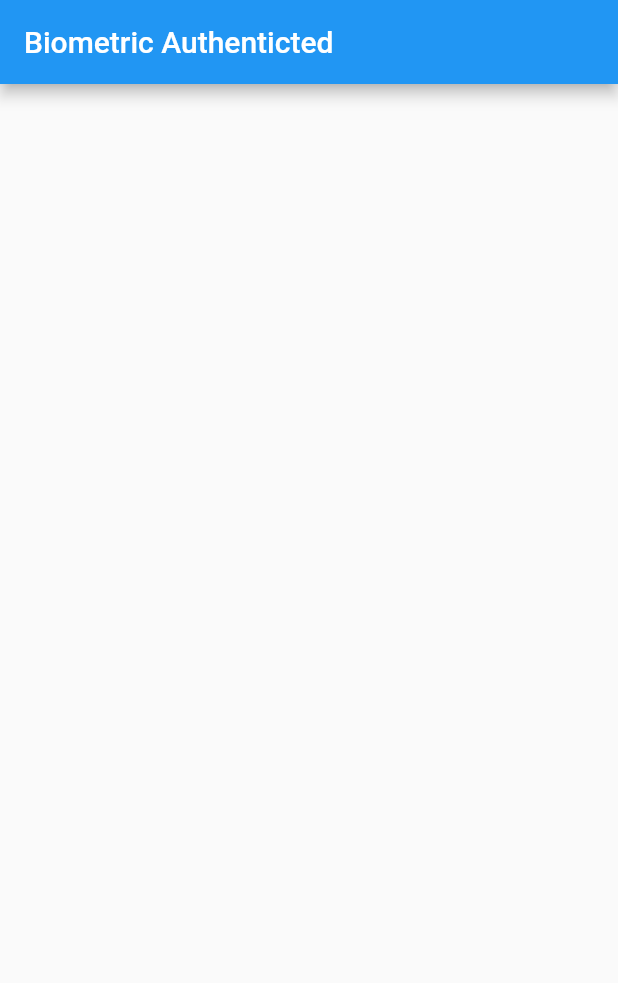
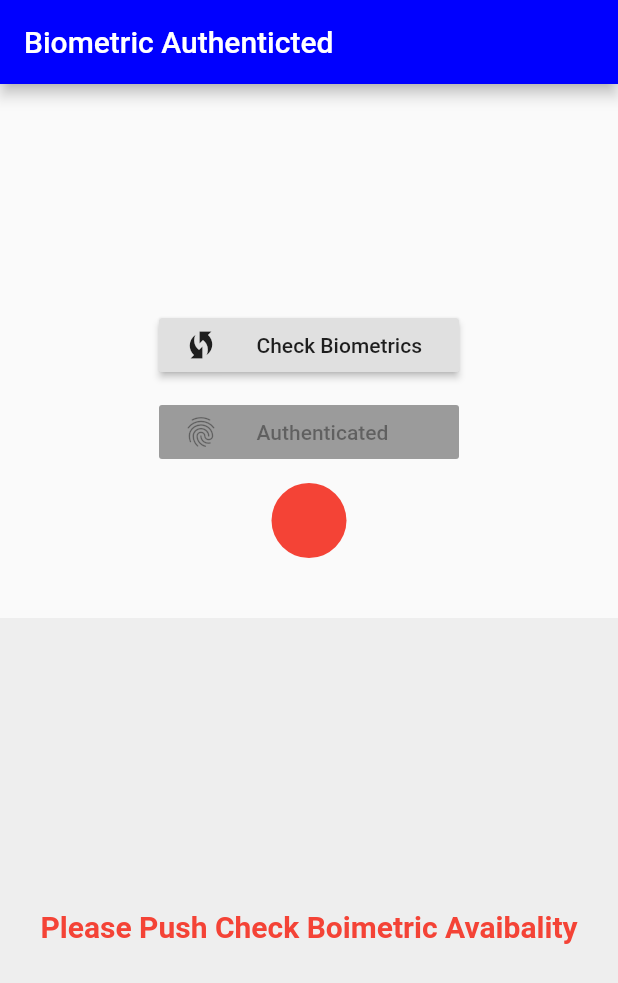
Before and after one commit to agusanwar/Flutter-Fingerprint, a Flutter app: the screen it shows after launch, on a phone screen of 412 x 824 dp. Shown: the top 983 px of the screen. Run offline on Flutter 3.47's test engine with Material 2 defaults, Android fonts, the phone set to English and light mode, and no system bars; our stand-ins replace local_auth.

Commit message:
authenticated

```diff
--- a/lib/main.dart
+++ b/lib/main.dart
@@ -11,6 +11,7 @@ class MyApp extends StatelessWidget {
   @override
   Widget build(BuildContext context) {
     return MaterialApp(
+      debugShowCheckedModeBanner: false,
       title: 'Flutter Demo',
       theme: ThemeData(
         primarySwatch: Colors.blue,
--- a/lib/screens/biometric.dart
+++ b/lib/screens/biometric.dart
@@ -1,4 +1,6 @@
+// ignore_for_file: deprecated_member_use
 import 'package:flutter/material.dart';
+import 'package:local_auth/local_auth.dart';
 
 class BiometricScreen extends StatefulWidget {
   const BiometricScreen({Key? key}) : super(key: key);
@@ -10,11 +12,106 @@ class BiometricScreen extends StatefulWidget {
 class _BiometricScreenState extends State<BiometricScreen> {
   bool isAvailable = false;
   bool isAuthenticated = false;
-  final String text = "Please check Boimetric Avaibality";
+  String text = "Please Push Check Boimetric Avaibality";
+  LocalAuthentication localAuthentication = LocalAuthentication();
+
   @override
   Widget build(BuildContext context) {
     return Scaffold(
-      appBar: AppBar(title: const Text('Biometric Authenticted')),
+      appBar: AppBar(
+        title: const Text('Biometric Authenticted'),
+        backgroundColor: const Color(0xff0000FF),
+      ),
+      body: Center(
+        child: Column(
+          mainAxisAlignment: MainAxisAlignment.end,
+          children: [
+            Container(
+              width: 200,
+              margin: const EdgeInsets.only(bottom: 10),
+              child: RaisedButton(
+                onPressed: () async {
+                  isAvailable = await localAuthentication.canCheckBiometrics;
+                  if (isAvailable) {
+                    List<BiometricType> types =
+                        await localAuthentication.getAvailableBiometrics();
+                    text = "Biomectic Available";
+                    for (var item in types) {
+                      text += "\n- $item";
+                    }
+                    setState(() {});
+                  }
+                },
+                child: Row(
+                  mainAxisAlignment: MainAxisAlignment.start,
+                  children: const [
+                    Icon(Icons.wifi_protected_setup_sharp),
+                    SizedBox(
+                      width: 25,
+                    ),
+                    Text(
+                      'Check Biometrics',
+                    ),
+                  ],
+                ),
+              ),
+            ),
+            Container(
+              width: 200,
+              margin: const EdgeInsets.only(bottom: 10),
+              child: RaisedButton(
+                onPressed: isAvailable
+                    ? () async {
+                        isAuthenticated =
+                            await localAuthentication.authenticate(
+                          localizedReason: "Please Authenticated",
+                          options: const AuthenticationOptions(
+                            useErrorDialogs: true,
+                            stickyAuth: false,
+                          ),
+                        );
+                        setState(() {});
+                      }
+                    : null,
+                child: Row(
+                  mainAxisAlignment: MainAxisAlignment.start,
+                  children: const [
+                    Icon(Icons.fingerprint),
+                    SizedBox(
+                      width: 25,
+                    ),
+                    Text(
+                      'Authenticated',
+                    ),
+                  ],
+                ),
+              ),
+            ),
+            Container(
+              height: 50,
+              width: 50,
+              decoration: BoxDecoration(
+                  borderRadius: BorderRadius.circular(100),
+                  color: isAuthenticated ? Colors.green : Colors.red),
+            ),
+            Container(
+              margin: const EdgeInsets.only(top: 40),
+              width: double.infinity,
+              height: MediaQuery.of(context).size.height / 2,
+              color: Colors.grey[200],
+              child: Center(
+                child: Text(
+                  text,
+                  style: const TextStyle(
+                      color: Colors.red,
+                      fontSize: 20,
+                      fontWeight: FontWeight.w600),
+                ),
+              ),
+            ),
+          ],
+        ),
+      ),
     );
   }
 }
```
Also changed, not shown: pubspec.yaml (+5 -36 lines), assets/images/finger.png (added), assets/images/finger_success.png (added), pubspec.lock, 6 other files.
